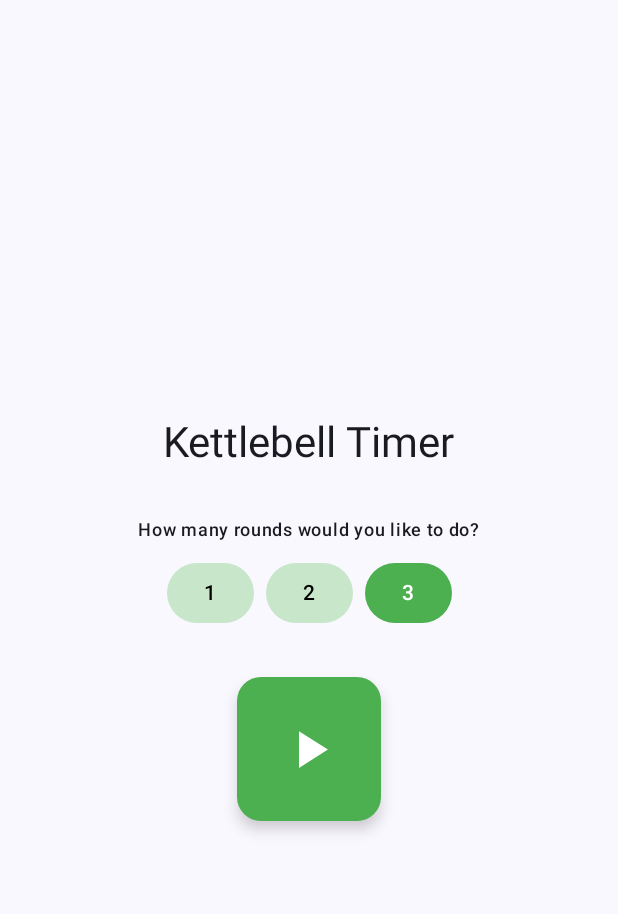
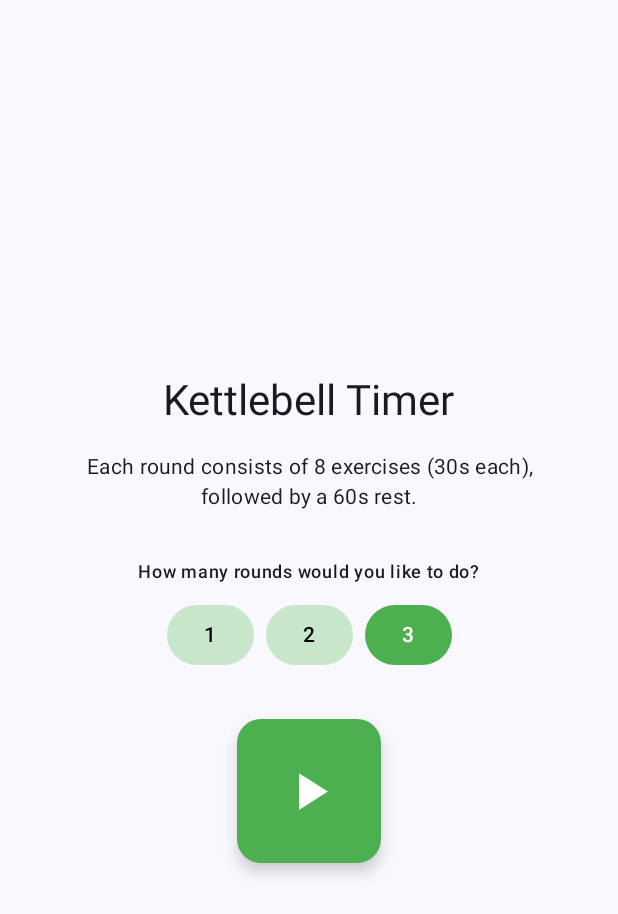
Before and after one commit to farnaby/KettlebellTimer, an Android app built with Jetpack Compose: the screen it shows after launch (MainActivity), on a phone screen of 412 x 824 dp. Shown: the top 914 px of the screen. Run offline under Robolectric (Android 15) with nearby library versions, the phone set to English and light mode, and no system bars.

Commit message:
Add README and workout description on setup screen
This commit introduces a README.md file with a project description,
features, screenshots, and technologies used.

It also updates the `TimerSetupScreen` to ddd a descriptive text about the workout structure.

```diff
--- a/app/src/main/java/com/example/kettlebelltimer/TimerSetupScreen.kt
+++ b/app/src/main/java/com/example/kettlebelltimer/TimerSetupScreen.kt
@@ -8,6 +8,7 @@
 import androidx.compose.ui.Alignment
 import androidx.compose.ui.Modifier
 // Removed import androidx.compose.ui.graphics.Color
+import androidx.compose.ui.text.style.TextAlign
 import androidx.compose.ui.tooling.preview.Preview
 import androidx.compose.ui.unit.dp
 import com.example.kettlebelltimer.ui.theme.* // Added import for theme colors
@@ -24,7 +25,16 @@
         verticalArrangement = Arrangement.Center
     ) {
         Text("Kettlebell Timer", style = MaterialTheme.typography.headlineMedium)
+        Spacer(modifier = Modifier.height(16.dp)) // Reduced spacer
+
+        Text(
+            text = "Each round consists of 8 exercises (30s each), followed by a 60s rest.",
+            style = MaterialTheme.typography.bodyMedium,
+            textAlign = TextAlign.Center, // Center align the text
+            modifier = Modifier.padding(horizontal = 16.dp) // Add some horizontal padding
+        )
         Spacer(modifier = Modifier.height(32.dp))
+
 
         Text("How many rounds would you like to do?", style = MaterialTheme.typography.labelMedium)
         Spacer(modifier = Modifier.height(10.dp))
```
Also changed, not shown: 3 other files.
